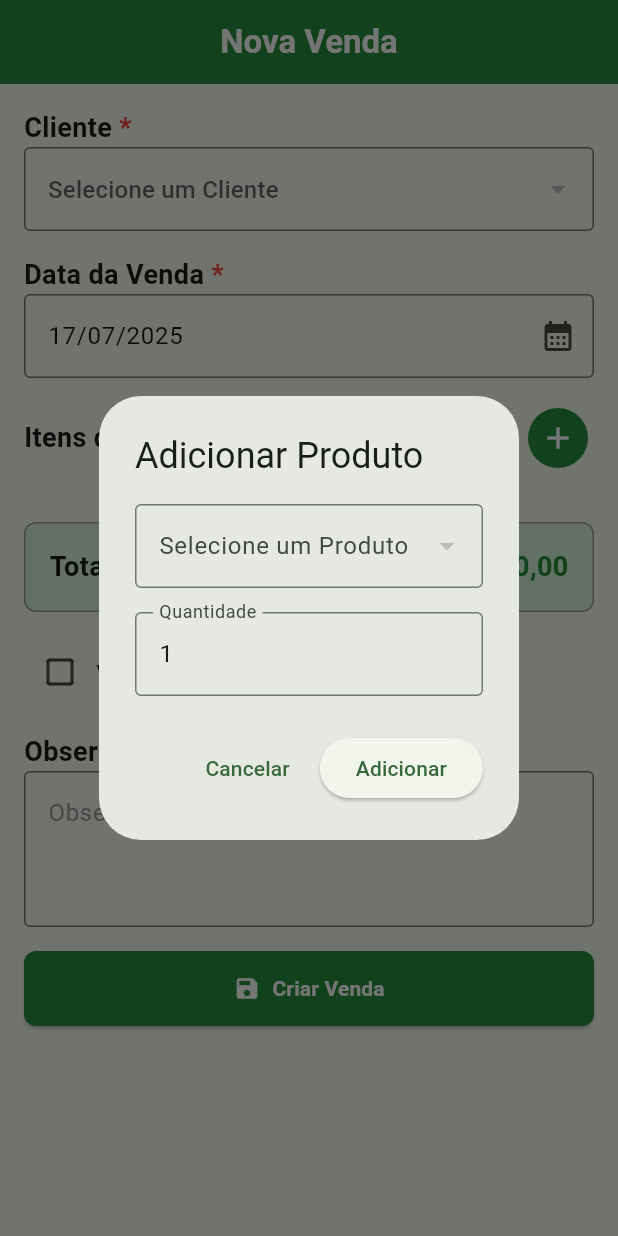
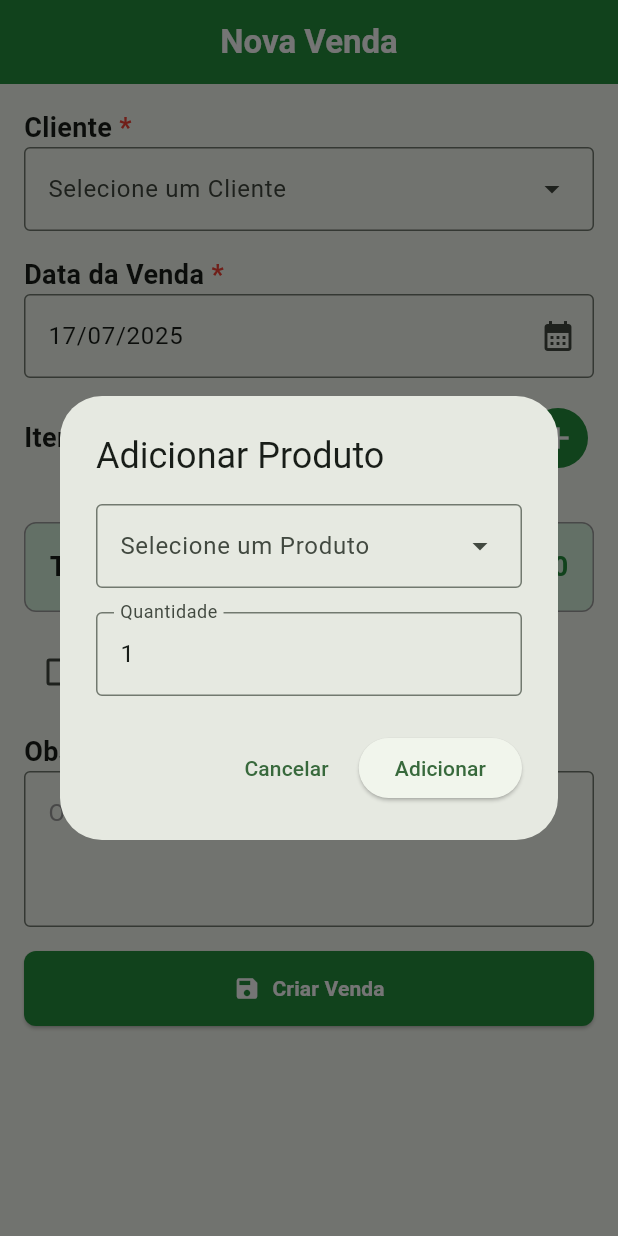
Before and after one commit to JhefersonReis/app-vendas, a Flutter app: the _SaleForm screen opened directly, after a tap on the "add" icon, on a phone screen of 412 x 824 dp. Run offline on Flutter 3.47's test engine with Material 3 defaults, Android fonts, the phone set to English and light mode, and no system bars; our stand-ins replace drift, flutter_multi_formatter, flutter_riverpod, go_router, intl_phone_field, shared_preferences and 1 more; accounts and stored records are empty; generated files the repository leaves out were written again.

Commit message:
fix: some minors fixes

```diff
--- a/lib/src/features/sales/view/sale_form_page.dart
+++ b/lib/src/features/sales/view/sale_form_page.dart
@@ -50,6 +50,7 @@ class _SaleForm extends ConsumerStatefulWidget {
 class _SaleFormState extends ConsumerState<_SaleForm> {
   final _selectedDate = TextEditingController();
   final _notesController = TextEditingController();
+  final _searchController = TextEditingController();
 
   int? _selectedCustomerId;
   List<ItemModel> _items = [];
@@ -90,7 +91,29 @@ class _SaleFormState extends ConsumerState<_SaleForm> {
 
   void _addItem(ItemModel item) {
     setState(() {
+      // Procura se o produto já existe na lista
+      final existingItemIndex = _items.indexWhere((existingItem) => existingItem.productId == item.productId);
+
+      if (existingItemIndex != -1) {
+        // Se o produto já existe, soma a quantidade e atualiza o preço total
+        final existingItem = _items[existingItemIndex];
+        final newQuantity = existingItem.quantity + item.quantity;
+        final newTotalPrice = existingItem.unitPrice * newQuantity;
+
+        _items[existingItemIndex] = ItemModel(
+          productId: existingItem.productId,
+          productName: existingItem.productName,
+          quantity: newQuantity,
+          unitPrice: existingItem.unitPrice,
+          totalPrice: newTotalPrice,
+          weight: existingItem.weight,
+          weightUnit: existingItem.weightUnit,
+        );
+      } else {
+        // Se o produto não existe, adiciona normalmente
         _items.add(item);
+      }
+
       _calculateTotal();
     });
   }
@@ -190,34 +213,24 @@ class _SaleFormState extends ConsumerState<_SaleForm> {
                 ),
               ),
               customers.when(
-                data: (customerList) => DropdownButtonFormField<int>(
-                  value: _selectedCustomerId,
-                  onChanged: (value) {
+                data: (customerList) => DropdownMenu<int>(
+                  controller: _searchController,
+                  enableFilter: true,
+                  requestFocusOnTap: true,
+                  initialSelection: _selectedCustomerId,
+                  onSelected: (value) {
                     setState(() {
                       _selectedCustomerId = value;
                     });
                   },
-                  items: customerList
-                      .map(
-                        (c) => DropdownMenuItem(
-                          value: c.id,
-                          child: Text(c.name, maxLines: 1, overflow: TextOverflow.ellipsis),
-                        ),
-                      )
+                  dropdownMenuEntries: customerList
+                      .map((c) => DropdownMenuEntry<int>(value: c.id, label: c.name))
                       .toList(),
-                  decoration: InputDecoration(border: OutlineInputBorder(), hintText: localization.selectACustomer),
-                  menuMaxHeight: 200,
-                  isExpanded: true,
-                  selectedItemBuilder: (BuildContext context) {
-                    final size = MediaQuery.of(context).size;
-
-                    return customerList.map<Widget>((customer) {
-                      return Container(
-                        constraints: BoxConstraints(maxWidth: size.width * 0.8),
-                        child: Text(customer.name, maxLines: 1, overflow: TextOverflow.ellipsis),
-                      );
-                    }).toList();
-                  },
+                  textStyle: const TextStyle(overflow: TextOverflow.ellipsis),
+                  width: MediaQuery.of(context).size.width - 32,
+                  menuHeight: 200,
+                  inputDecorationTheme: InputDecorationTheme(border: OutlineInputBorder()),
+                  hintText: localization.selectACustomer,
                 ),
                 loading: () => const Center(child: CircularProgressIndicator()),
                 error: (e, s) => const Center(child: Text('Erro ao carregar clientes')),
@@ -315,6 +328,7 @@ class _SaleFormState extends ConsumerState<_SaleForm> {
                   hintText: localization.saleNotes,
                   hintStyle: TextStyle(color: Colors.grey),
                 ),
+                onTapOutside: (_) => FocusScope.of(context).unfocus(),
                 maxLines: 3,
               ),
               const SizedBox(height: 16),
@@ -353,50 +367,35 @@ class _SaleFormState extends ConsumerState<_SaleForm> {
       builder: (dialogContext) => Consumer(
         builder: (context, ref, child) {
           final localization = AppLocalizations.of(dialogContext)!;
+          final size = MediaQuery.of(context).size;
 
           return AlertDialog(
             title: Text(localization.addProduct),
-            content: Column(
+            content: SizedBox(
+              width: size.width * 0.8,
+              child: Column(
                 mainAxisSize: MainAxisSize.min,
                 children: [
-                DropdownButtonFormField<ProductModel>(
-                  onChanged: (value) {
+                  DropdownMenu<ProductModel>(
+                    enableFilter: true,
+                    requestFocusOnTap: true,
+                    onSelected: (value) {
                       selectedProduct = value;
                     },
-                  items: products
+                    dropdownMenuEntries: products
                         .map(
-                        (product) => DropdownMenuItem(
+                          (product) => DropdownMenuEntry<ProductModel>(
                             value: product,
-                          child: Row(
-                            children: [
-                              product.name.length > 25
-                                  ? Expanded(child: Text(product.name, overflow: TextOverflow.ellipsis))
-                                  : Text(product.name),
-                              Text(
-                                ' - ${product.weightUnit == 'g' ? product.weight.toStringAsFixed(0) : product.weight.toStringAsFixed(1)}${product.weightUnit}',
-                              ),
-                            ],
-                          ),
+                            label:
+                                '${product.name} - ${product.weightUnit == 'g' || product.weightUnit == 'un' ? product.weight.toStringAsFixed(0) : product.weight.toStringAsFixed(1)}${product.weightUnit}',
                           ),
                         )
                         .toList(),
-                  decoration: InputDecoration(border: OutlineInputBorder(), labelText: localization.selectAProduct),
-                  selectedItemBuilder: (BuildContext context) {
-                    final size = MediaQuery.of(context).size;
-                    final maxWidth = size.width * 0.5;
-
-                    return products.map<Widget>((product) {
-                      return Container(
-                        constraints: BoxConstraints(maxWidth: maxWidth),
-                        child: Text(
-                          product.name,
-                          maxLines: 1,
-                          overflow: TextOverflow.ellipsis,
-                          style: const TextStyle(fontSize: 14),
-                        ),
-                      );
-                    }).toList();
-                  },
+                    textStyle: const TextStyle(overflow: TextOverflow.ellipsis),
+                    width: size.width * 0.7,
+                    menuHeight: 300,
+                    inputDecorationTheme: const InputDecorationTheme(border: OutlineInputBorder()),
+                    hintText: localization.selectAProduct,
                   ),
                   const SizedBox(height: 16),
                   TextField(
@@ -405,6 +404,7 @@ class _SaleFormState extends ConsumerState<_SaleForm> {
                     decoration: InputDecoration(border: OutlineInputBorder(), labelText: localization.quantity),
                   ),
                 ],
+              ),
             ),
             actions: [
               TextButton(onPressed: () => Navigator.of(dialogContext).pop(), child: Text(localization.cancel)),
--- a/lib/src/features/sales/widgets/sale_item_widget.dart
+++ b/lib/src/features/sales/widgets/sale_item_widget.dart
@@ -21,7 +21,7 @@ class SaleItemWidget extends StatelessWidget {
           children: [
             Expanded(
               child: Text(
-                '${item.productName} - ${item.weightUnit == 'g' ? item.weight.toStringAsFixed(0) : item.weight.toStringAsFixed(1)}${item.weightUnit}',
+                '${item.productName} - ${item.weightUnit == 'g' || item.weightUnit == 'un' ? item.weight.toStringAsFixed(0) : item.weight.toStringAsFixed(1)}${item.weightUnit}',
               ),
             ),
             SizedBox(
--- a/pubspec.yaml
+++ b/pubspec.yaml
@@ -45,6 +45,7 @@ dependencies:
   intl_phone_field: ^3.2.0
   flutter_multi_formatter: ^2.13.7
   toastification: ^3.0.3
+  shared_preferences: ^2.5.3
 
 dev_dependencies:
   flutter_test:
```
Also changed, not shown: lib/src/app/locale/locale_controller.dart (+19 -2 lines), lib/src/features/customers/view/customers_form_page.dart (+5 -25 lines), lib/src/features/products/view/product_form_page.dart (+26 -17 lines), pubspec.lock. Lines whose indentation alone changed are shown as unchanged.
